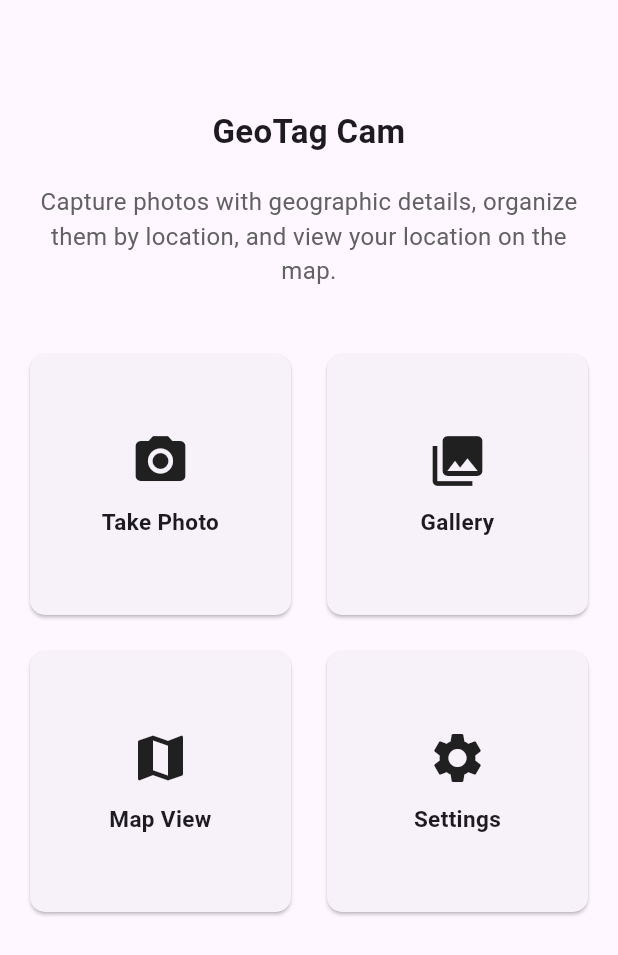
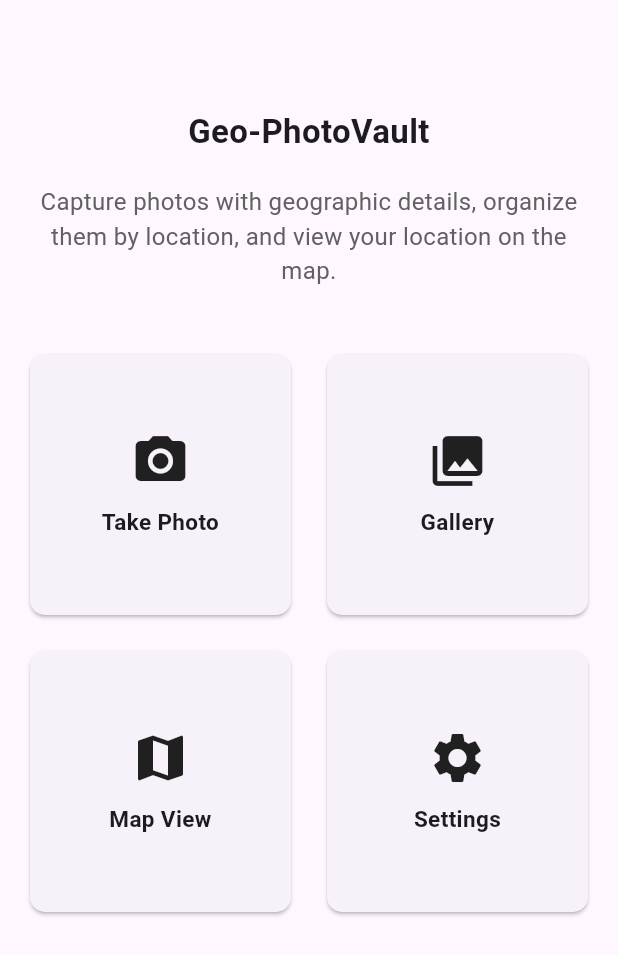
Before and after one commit to dshryn/geo-photovault-app, a Flutter app: the screen it shows after launch, on a phone screen of 412 x 824 dp. Shown: the top 955 px of the screen. Run offline on Flutter 3.47's test engine with Material 3 defaults, Android fonts, the phone set to English and light mode, and no system bars; our stand-ins replace geocoding, geolocator, google_maps_flutter, image_picker, permission_handler, shared_preferences.

Commit message:
fix: misc

```diff
--- a/lib/screens/homescreen.dart
+++ b/lib/screens/homescreen.dart
@@ -15,7 +15,7 @@ class HomeScreen extends StatelessWidget {
           mainAxisAlignment: MainAxisAlignment.center,
           children: [
             const Text(
-              'GeoTag Cam',
+              'Geo-PhotoVault',
               textAlign: TextAlign.center,
               style: TextStyle(
                 fontSize: 22,
```
Also changed, not shown: 1 other file.
